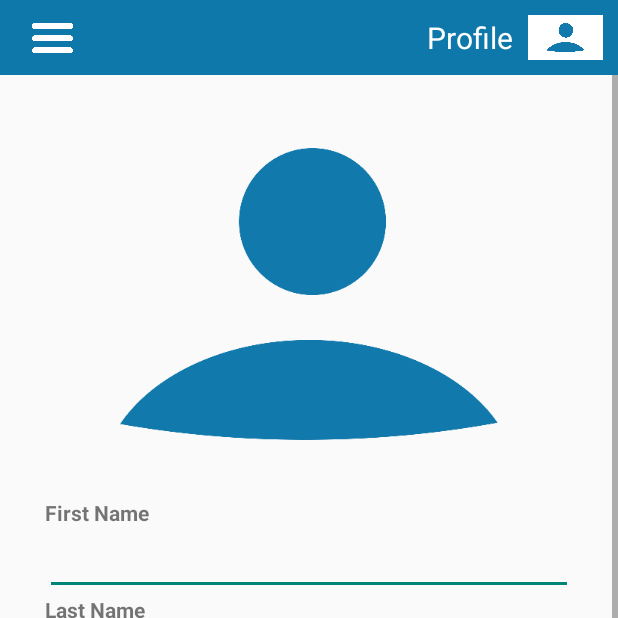
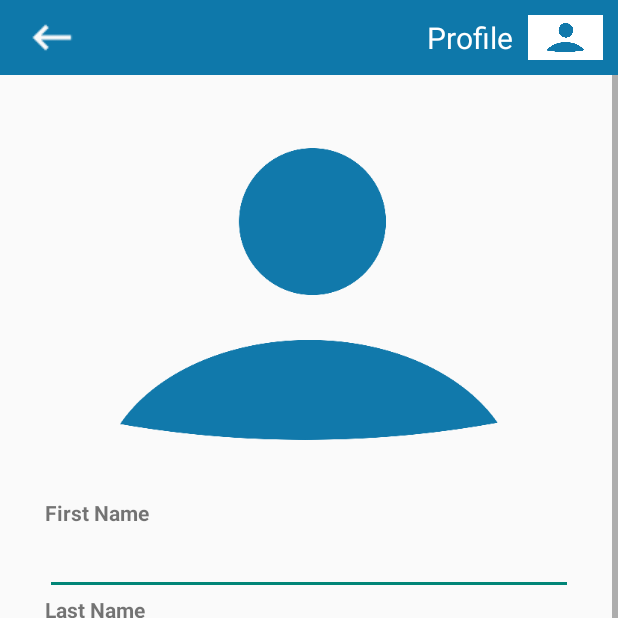
Before and after one commit to satryaway/TemanUsahaPartner, an Android app: the PartnerProfileActivity screen opened directly, with no data from a screen before it, on a phone screen of 412 x 824 dp, the top half of it. Run offline under Robolectric (Android 15) with nearby library versions, the light colour scheme and no system bars; libraries missing offline, so code that uses them is left out: com.loopj.android, com.nostra13.universalimageloader, com.soundcloud.android, cz.msebera.android; 4 statements that could not run were skipped.

Commit message:
Final bug fixing

```diff
--- a/app/src/main/java/com/jixstreet/temanusahapartner/PartnerProfileActivity.java
+++ b/app/src/main/java/com/jixstreet/temanusahapartner/PartnerProfileActivity.java
@@ -74,6 +74,7 @@ public class PartnerProfileActivity extends AppCompatActivity {
     private int creditPurpose = 1, creditCeiling = 1;
     private SharedPreferences sharedPreferences;
     private UniversalImageLoader imageLoader;
+    private ImageView closeActivityIV;
 
     @Override
     protected void onCreate(Bundle savedInstanceState) {
@@ -174,6 +175,8 @@ public class PartnerProfileActivity extends AppCompatActivity {
         saveBtn = (Button) findViewById(R.id.save_btn);
         maleRB.setChecked(true);
 
+        closeActivityIV = (ImageView) findViewById(R.id.close_activity_iv);
+
         creditPurposeSP = (Spinner) findViewById(R.id.tujuan_kredit_sp);
         creditCeilingSP = (Spinner) findViewById(R.id.plafon_kredit_sp);
 
@@ -242,6 +245,13 @@ public class PartnerProfileActivity extends AppCompatActivity {
                 datePickerDialog.show();
             }
         });
+
+        closeActivityIV.setOnClickListener(new View.OnClickListener() {
+            @Override
+            public void onClick(View v) {
+                onBackPressed();
+            }
+        });
     }
 
     private DatePickerDialog.OnDateSetListener dateListener = new DatePickerDialog.OnDateSetListener() {
@@ -252,6 +262,7 @@ public class PartnerProfileActivity extends AppCompatActivity {
     };
 
     private void showDate(int year, int month, int day) {
+        month = month + 1;
         String fixedMonth = month < 10 ? "0" + month : "" + month;
         String fixedDay = day < 10 ? "0" + day : "" + day;
         dateOfBirthET.setText(new StringBuilder().append(year).append("-").append(fixedMonth).append("-").append(fixedDay));
@@ -298,6 +309,8 @@ public class PartnerProfileActivity extends AppCompatActivity {
 
         if (companyStrengthET.getText().length() == 0)
             companyStrengthET.setError(getString(R.string.should_not_be_empty_error));
+        else if (!Utility.isValidWord(companyStrengthET.getText().toString()))
+            companyStrengthET.setError(getString(R.string.symbol_not_allowed));
         else
             filledFormTotal++;
 
--- a/app/src/main/java/com/jixstreet/temanusahapartner/util/CommonConstants.java
+++ b/app/src/main/java/com/jixstreet/temanusahapartner/util/CommonConstants.java
@@ -116,4 +116,5 @@ public class CommonConstants {
     public static String DEFAULT_SERVER_DATE_FORMAT = "yyyy-MM-dd HH:mm:ss";
     public static String PROCESS = "process";
     public static String IS_CANCELLED = "is_cancelled";
+    public static String SUPPORT_EMAIL = "support@temanusaha.com";
 }
--- a/app/src/main/java/com/jixstreet/temanusahapartner/util/Utility.java
+++ b/app/src/main/java/com/jixstreet/temanusahapartner/util/Utility.java
@@ -33,6 +33,10 @@ public class Utility {
             isValid = true;
         }
         return isValid;
+    }
+
+    public static boolean isValidWord(String w) {
+        return w.matches("[a-zA-Z.?, ]*");
     }
 
     public static List<Partner> parsePartners(JSONObject response) {
--- a/app/src/main/res/layout/get_loan_layout.xml
+++ b/app/src/main/res/layout/get_loan_layout.xml
@@ -57,7 +57,7 @@
                     android:layout_width="wrap_content"
                     android:layout_height="wrap_content"
                     android:layout_gravity="center_vertical"
-                    android:text="@string/tujuan_kredit"
+                    android:text="@string/segmentasi_kredit"
                     android:textStyle="bold" />
 
                 <Spinner
@@ -65,7 +65,7 @@
                     android:layout_width="fill_parent"
                     android:layout_height="wrap_content"
                     android:layout_marginLeft="10dp"
-                    android:prompt="@string/tujuan_kredit" />
+                    android:prompt="@string/segmentasi_kredit" />
 
             </LinearLayout>
 
--- a/app/src/main/res/layout/login_layout.xml
+++ b/app/src/main/res/layout/login_layout.xml
@@ -32,7 +32,7 @@
             <EditText
                 android:id="@+id/email_et"
                 style="@style/default_edit_text_format"
-                android:hint="@string/username_or_email"
+                android:hint="@string/email"
                 android:inputType="textEmailAddress" />
 
             <EditText
--- a/app/src/main/res/layout/partial_partner_profile_layout.xml
+++ b/app/src/main/res/layout/partial_partner_profile_layout.xml
@@ -59,7 +59,6 @@
         android:singleLine="false"
         android:minLines="4"
         android:gravity="top|left"
-        android:lines="4"
         android:hint="@string/company_strength"
         android:inputType="textMultiLine" />
 
--- a/app/src/main/res/layout/partner_profile_layout.xml
+++ b/app/src/main/res/layout/partner_profile_layout.xml
@@ -11,14 +11,14 @@
         android:background="@color/blue_app">
 
         <ImageView
-            android:id="@+id/option_menu_iv"
+            android:id="@+id/close_activity_iv"
             android:layout_width="30dp"
             android:layout_height="30dp"
             android:layout_alignParentLeft="true"
             android:layout_centerVertical="true"
             android:layout_marginLeft="20dp"
             android:contentDescription="@string/nothing"
-            android:src="@drawable/ic_menu" />
+            android:src="@drawable/back" />
 
         <ImageView
             android:id="@+id/imageView"
@@ -164,7 +164,7 @@
                         android:layout_width="wrap_content"
                         android:layout_height="wrap_content"
                         android:layout_gravity="center_vertical"
-                        android:text="@string/tujuan_kredit"
+                        android:text="@string/segmentasi_kredit"
                         android:textStyle="bold" />
 
                     <Spinner
@@ -172,7 +172,7 @@
                         android:layout_width="fill_parent"
                         android:layout_height="wrap_content"
                         android:layout_marginLeft="10dp"
-                        android:prompt="@string/tujuan_kredit" />
+                        android:prompt="@string/segmentasi_kredit" />
 
                 </LinearLayout>
 
--- a/app/src/main/res/layout/set_a_meeting_layout.xml
+++ b/app/src/main/res/layout/set_a_meeting_layout.xml
@@ -118,6 +118,7 @@
                 android:lines="4"
                 android:minLines="4"
                 android:padding="10dp"
+                android:scrollbars="vertical"
                 android:singleLine="false" />
 
 
--- a/app/src/main/res/layout/show_map_layout.xml
+++ b/app/src/main/res/layout/show_map_layout.xml
@@ -29,7 +29,7 @@
             android:layout_marginRight="10dp"
             android:layout_toLeftOf="@+id/imageView"
             android:layout_toStartOf="@+id/imageView"
-            android:text="@string/get_loan"
+            android:text="@string/get_customer"
             android:textAllCaps="true"
             android:textColor="@color/white"
             android:textSize="20sp"
--- a/app/src/main/res/layout/sign_up_layout.xml
+++ b/app/src/main/res/layout/sign_up_layout.xml
@@ -48,7 +48,7 @@
             <EditText
                 android:id="@+id/email_et"
                 style="@style/default_edit_text_format"
-                android:hint="@string/username_or_email"
+                android:hint="@string/email"
                 android:inputType="textEmailAddress" />
 
 
--- a/app/src/main/res/layout/term_of_service_layout.xml
+++ b/app/src/main/res/layout/term_of_service_layout.xml
@@ -34,7 +34,8 @@
     <ScrollView
         android:layout_width="match_parent"
         android:layout_height="match_parent"
-        android:layout_below="@id/top_bar_wrapper">
+        android:layout_below="@id/top_bar_wrapper"
+        android:layout_marginBottom="50dp">
 
         <WebView
             android:id="@+id/terms_wv"
--- a/app/src/main/res/values/strings.xml
+++ b/app/src/main/res/values/strings.xml
@@ -58,7 +58,7 @@
     <string name="total_barang_berharga_lainnya">Total (Rp) Barang Berharga Lainnya</string>
     <string name="total_piutang">Total (Rp) Piutang</string>
     <string name="total_hutang_bank_dagang">Total (Rp) Hutang Bank/Dagang</string>
-    <string name="tujuan_kredit">Tujuan Kredit</string>
+    <string name="segmentasi_kredit">Segmentasi Kredit</string>
     <string name="plafon_kredit">Plafon Kredit</string>
     <string name="jangka_waktu">Jangka Waktu</string>
     <string name="kredit_modal_usaha">Kredit Modal Usaha</string>
@@ -197,4 +197,6 @@
     <string name="customer_has_cancelled_an_app">Customer has cancelled a loan application</string>
     <string name="you_have_approved">You have approved \na loan application</string>
     <string name="approve">Approve</string>
+    <string name="symbol_not_allowed">Symbol not allowed</string>
+    <string name="get_customer">Get Customer</string>
 </resources>
```
Also changed, not shown: app/src/main/java/com/jixstreet/temanusahapartner/MainActivity.java (+14 -0 lines), app/src/main/res/drawable-hdpi/back.png (added), app/src/main/res/drawable-mdpi/back.png (added), app/src/main/res/drawable-xhdpi/back.png (added), app/src/main/res/drawable-xxhdpi/back.png (added), 1 other file.
